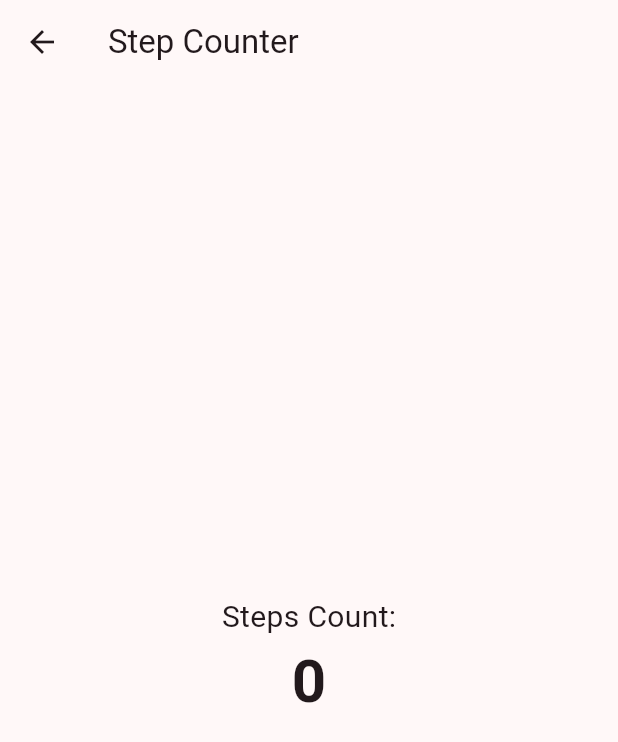
After one commit to mianhunainhamza/gym-fit-flutter, a Flutter app: the Profile screen opened directly, after a tap on "Statistics", on a phone screen of 412 x 824 dp. The commit adds this screen. Shown: the top 742 px of the screen. Run offline on Flutter 3.47's test engine with Material 3 defaults, Android fonts, the phone set to English and light mode, and no system bars; our stand-ins replace cloud_firestore, firebase_auth, firebase_core, get, google_fonts, google_nav_bar and 3 more; accounts and stored records are empty.

Commit message:
Step Counter

```diff
--- /dev/null
+++ b/lib/view/Home/Profile/Functions/statistics.dart
@@ -0,0 +1,66 @@
+import 'package:flutter/cupertino.dart';
+import 'package:flutter/material.dart';
+import 'package:pedometer/pedometer.dart';
+
+class Statistics extends StatefulWidget {
+  const Statistics({super.key});
+
+
+  @override
+  _StatisticsState createState() => _StatisticsState();
+}
+
+class _StatisticsState extends State<Statistics> {
+  late Stream<StepCount> _stepCountStream;
+  int _steps = 0;
+
+  @override
+  void initState() {
+    super.initState();
+    initPlatformState();
+  }
+
+  /// Handle step count changed
+  void onStepCount(StepCount event) {
+    setState(() {
+      _steps = event.steps;
+    });
+  }
+
+  /// Handle the error
+  void onStepCountError(error) {
+    print("Pedometer error: $error");
+  }
+
+  Future<void> initPlatformState() async {
+    // Init streams
+    _stepCountStream = Pedometer.stepCountStream;
+
+    // Listen to streams and handle errors
+    _stepCountStream.listen(onStepCount).onError(onStepCountError);
+  }
+
+  @override
+  Widget build(BuildContext context) {
+    return Scaffold(
+      appBar: AppBar(
+        title: const Text('Step Counter'),
+      ),
+      body: Center(
+        child: Column(
+          mainAxisAlignment: MainAxisAlignment.center,
+          children: [
+            const Text(
+              'Steps Count:',
+              style: TextStyle(fontSize: 20),
+            ),
+            Text(
+              '$_steps',
+              style: const TextStyle(fontSize: 40, fontWeight: FontWeight.bold),
+            ),
+          ],
+        ),
+      ),
+    );
+  }
+}
--- a/lib/view/Home/Profile/Widgets/status.dart
+++ b/lib/view/Home/Profile/Widgets/status.dart
@@ -1,4 +1,5 @@
 import 'package:flutter/cupertino.dart';
+import 'package:flutter/material.dart';
 import 'package:get/get.dart';
 import 'package:google_fonts/google_fonts.dart';
 import 'package:line_icons/line_icons.dart';
@@ -31,7 +32,7 @@ class Status extends StatelessWidget {
         Column(
           mainAxisAlignment: MainAxisAlignment.spaceEvenly,
           children: [
-            Icon(CupertinoIcons.power,color: yellowDark,size: Get.height*0.025,),
+            Icon(Icons.done_outline_sharp,color: yellowDark,size: Get.height*0.025,),
             Text('2',style: GoogleFonts.poppins(fontWeight: FontWeight.bold,fontSize: 16),),
             Text('Done',style: GoogleFonts.aBeeZee(fontSize: 15 ),)
           ],
--- a/pubspec.yaml
+++ b/pubspec.yaml
@@ -43,7 +43,7 @@ dependencies:
   line_icons: ^2.0.3
   firebase_auth: ^4.17.4
   cloud_firestore: ^4.15.5
-  icon_forest: ^1.1.8
+  pedometer: ^4.0.1
 
 dev_dependencies:
   flutter_test:
```
Also changed, not shown: lib/view/Home/Profile/Functions/help.dart (added, +15 -0 lines), lib/view/Home/Profile/Functions/notifications.dart (added, +15 -0 lines), lib/view/Home/Profile/Functions/setttings.dart (added, +15 -0 lines), lib/view/Home/Profile/Widgets/options.dart (+59 -3 lines), pubspec.lock, 1 other file.
